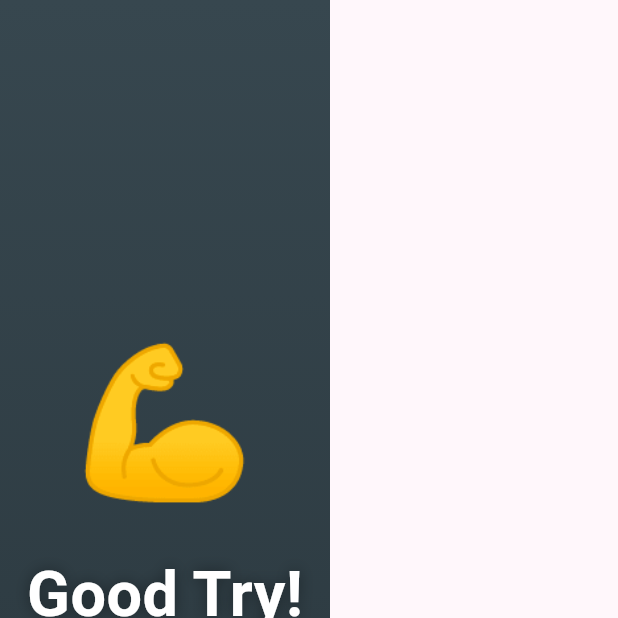
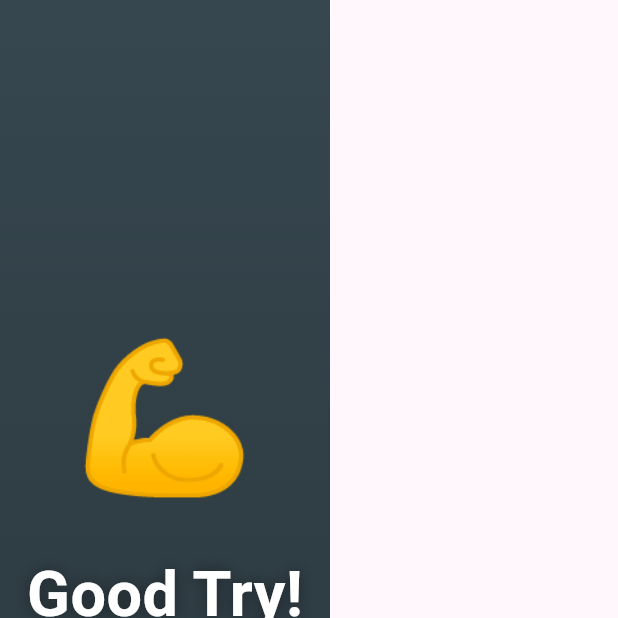
Before and after one commit to ravisaluru/fifi-game-idea, a Flutter app: the VictoryScreen screen opened by its route, on a phone screen of 412 x 824 dp, the top half of it. Run offline on Flutter 3.47's test engine with Material 3 defaults, Android fonts, the phone set to English and light mode, and no system bars; our stand-ins replace audioplayers, firebase_core, firebase_database; accounts and stored records are empty.

Commit message:
feat: wire ParticleBurst into worlds and BouncingEmoji into VictoryScreen
- BubbleWorld: ParticleBurst fires in bubble's color on correct pair match
- SteppingStonesWorld: ParticleBurst fires at stone position on correct tap
- StarCatcherWorld: ParticleBurst fires at tap position on star catch
- VictoryScreen: BouncingEmoji replaces static trophy/fist, multi-color ParticleBurst overlay on win, Play Again now navigates to /world-select

Co-Authored-By: Claude Sonnet 4.6 <noreply@anthropic.com>

```diff
--- a/lib/screens/victory_screen.dart
+++ b/lib/screens/victory_screen.dart
@@ -2,6 +2,8 @@ import 'dart:math';
 import 'package:flutter/material.dart';
 import 'package:provider/provider.dart';
 import '../models/game_state.dart';
+import '../widgets/bouncing_emoji.dart';
+import '../widgets/particle_burst.dart';
 
 class VictoryArgs {
   final bool didWin;
@@ -29,6 +31,7 @@ class _VictoryScreenState extends State<VictoryScreen>
   late Animation<double> _scaleAnim;
   final List<_ConfettiParticle> _particles = [];
   final Random _rng = Random();
+  int _burstCount = 0;
 
   @override
   void initState() {
@@ -48,6 +51,7 @@ class _VictoryScreenState extends State<VictoryScreen>
       if (args?.didWin == true) {
         _spawnConfetti();
         _confettiController.forward();
+        setState(() => _burstCount++);
       }
       _scaleController.forward();
     });
@@ -115,6 +119,29 @@ class _VictoryScreenState extends State<VictoryScreen>
                 },
               ),
 
+            if (didWin)
+              Positioned.fill(
+                child: IgnorePointer(
+                  child: Stack(
+                    children: [
+                      Colors.yellow, Colors.orange, Colors.pink, Colors.cyan,
+                    ].asMap().entries.map((e) => Positioned(
+                      left: MediaQuery.of(context).size.width * (0.15 + e.key * 0.22),
+                      top: MediaQuery.of(context).size.height * 0.35,
+                      child: SizedBox(
+                        width: 80,
+                        height: 80,
+                        child: ParticleBurst(
+                          key: ValueKey('victory_${_burstCount}_${e.key}'),
+                          color: e.value,
+                          particleCount: 10,
+                        ),
+                      ),
+                    )).toList(),
+                  ),
+                ),
+              ),
+
             // Main content
             SafeArea(
               child: Column(
@@ -122,10 +149,7 @@ class _VictoryScreenState extends State<VictoryScreen>
                 children: [
                   ScaleTransition(
                     scale: _scaleAnim,
-                    child: Text(
-                      didWin ? '🏆' : '💪',
-                      style: const TextStyle(fontSize: 96),
-                    ),
+                    child: BouncingEmoji(emoji: didWin ? '🏆' : '💪', fontSize: 96),
                   ),
                   const SizedBox(height: 16),
                   Text(
@@ -153,7 +177,7 @@ class _VictoryScreenState extends State<VictoryScreen>
                     textColor: Colors.black87,
                     onTap: () {
                       context.read<GameState>().resetForWorld();
-                      Navigator.pushReplacementNamed(context, '/character');
+                      Navigator.pushReplacementNamed(context, '/world-select');
                     },
                   ),
 
```
Also changed, not shown: lib/worlds/bubble_world.dart (+26 -0 lines), lib/worlds/star_catcher_world.dart (+26 -2 lines), lib/worlds/stepping_stones_world.dart (+26 -0 lines).
